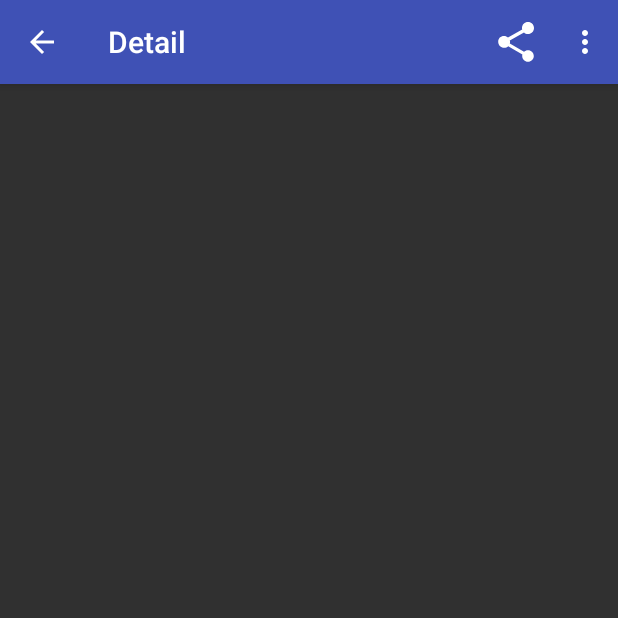
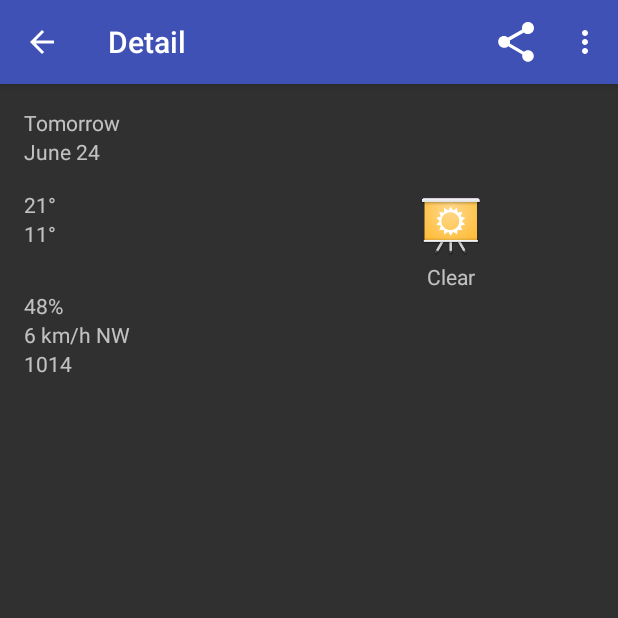
Before and after one commit to haydarai/Sunshine-IAK-Intermediate, an Android app: the DetailFragment screen opened directly, with no data from a screen before it, on a phone screen of 412 x 824 dp, the top half of it. Run offline under Robolectric (Android 15) with nearby library versions, the phone set to English and light mode, and no system bars.

Commit message:
Coding the Details Screen
Based on the video on Lesson 5 Rich and Responsive Layouts/Coding the
Details Screen.

```diff
--- a/app/src/main/java/com/example/android/sunshine/app/DetailFragment.java
+++ b/app/src/main/java/com/example/android/sunshine/app/DetailFragment.java
@@ -16,6 +16,7 @@ import android.view.MenuInflater;
 import android.view.MenuItem;
 import android.view.View;
 import android.view.ViewGroup;
+import android.widget.ImageView;
 import android.widget.TextView;
 
 import com.example.android.sunshine.app.data.WeatherContract;
@@ -34,19 +35,40 @@ public class DetailFragment extends Fragment implements LoaderManager.LoaderCall
 
     private static final int DETAIL_LOADER = 0;
 
-    private static final String[] FORECAST_COLUMNS = {
+    private static final String[] DETAIL_COLUMNS = {
             WeatherContract.WeatherEntry.TABLE_NAME + "." + WeatherContract.WeatherEntry._ID,
             WeatherContract.WeatherEntry.COLUMN_DATE,
             WeatherContract.WeatherEntry.COLUMN_SHORT_DESC,
             WeatherContract.WeatherEntry.COLUMN_MAX_TEMP,
             WeatherContract.WeatherEntry.COLUMN_MIN_TEMP,
+            WeatherContract.WeatherEntry.COLUMN_HUMIDITY,
+            WeatherContract.WeatherEntry.COLUMN_PRESSURE,
+            WeatherContract.WeatherEntry.COLUMN_WIND_SPEED,
+            WeatherContract.WeatherEntry.COLUMN_DEGREES,
+            WeatherContract.WeatherEntry.COLUMN_WEATHER_ID,
+            WeatherContract.LocationEntry.COLUMN_LOCATION_SETTING
     };
 
-    private static final int COL_WEATHER_ID = 0;
-    private static final int COL_WEATHER_DATE = 1;
-    private static final int COL_WEATHER_DESC = 2;
-    private static final int COL_WEATHER_MAX_TEMP = 3;
-    private static final int COL_WEATHER_MIN_TEMP = 4;
+    public static final int COL_WEATHER_ID = 0;
+    public static final int COL_WEATHER_DATE = 1;
+    public static final int COL_WEATHER_DESC = 2;
+    public static final int COL_WEATHER_MAX_TEMP = 3;
+    public static final int COL_WEATHER_MIN_TEMP = 4;
+    public static final int COL_WEATHER_HUMIDITY = 5;
+    public static final int COL_WEATHER_PRESSURE = 6;
+    public static final int COL_WEATHER_WIND_SPEED = 7;
+    public static final int COL_WEATHER_DEGREES = 8;
+    public static final int COL_WEATHER_CONDITION_ID = 9;
+
+    private ImageView mIconView;
+    private TextView mFriendlyDateView;
+    private TextView mDateView;
+    private TextView mDescriptionView;
+    private TextView mHighTempView;
+    private TextView mLowTempView;
+    private TextView mHumidityView;
+    private TextView mWindView;
+    private TextView mPressureView;
 
     public DetailFragment() {
         setHasOptionsMenu(true);
@@ -55,7 +77,17 @@ public class DetailFragment extends Fragment implements LoaderManager.LoaderCall
     @Override
     public View onCreateView(LayoutInflater inflater, ViewGroup container,
                              Bundle savedInstanceState) {
-        return inflater.inflate(R.layout.fragment_detail, container, false);
+        View rootView = inflater.inflate(R.layout.fragment_detail, container, false);
+        mIconView = (ImageView) rootView.findViewById(R.id.detail_icon);
+        mDateView = (TextView) rootView.findViewById(R.id.detail_date_textview);
+        mFriendlyDateView = (TextView) rootView.findViewById(R.id.detail_day_textview);
+        mDescriptionView = (TextView) rootView.findViewById(R.id.detail_forecast_textview);
+        mHighTempView = (TextView) rootView.findViewById(R.id.detail_high_textview);
+        mLowTempView = (TextView) rootView.findViewById(R.id.detail_low_textview);
+        mHumidityView = (TextView) rootView.findViewById(R.id.detail_humidity_textview);
+        mWindView = (TextView) rootView.findViewById(R.id.detail_wind_textview);
+        mPressureView = (TextView) rootView.findViewById(R.id.detail_pressure_textview);
+        return rootView;
     }
 
     @Override
@@ -96,7 +128,7 @@ public class DetailFragment extends Fragment implements LoaderManager.LoaderCall
         return new CursorLoader(
                 getActivity(),
                 intent.getData(),
-                FORECAST_COLUMNS,
+                DETAIL_COLUMNS,
                 null,
                 null,
                 null
@@ -105,30 +137,44 @@ public class DetailFragment extends Fragment implements LoaderManager.LoaderCall
 
     @Override
     public void onLoadFinished(Loader<Cursor> loader, Cursor data) {
-        Log.v(LOG_TAG, "In onLoadFinished");
-        if (!data.moveToFirst()) { return; }
+        if (data != null && data.moveToFirst()) {
+            int weatherId = data.getInt(COL_WEATHER_CONDITION_ID);
+            mIconView.setImageResource(R.mipmap.ic_launcher);
 
-        String dateString = Utility.formatDate(
-                data.getLong(COL_WEATHER_DATE));
+            long date = data.getLong(COL_WEATHER_DATE);
+            String friendlyDateText = Utility.getDayName(getActivity(), date);
+            String dateText = Utility.getFormattedMonthDay(getActivity(), date);
+            mFriendlyDateView.setText(friendlyDateText);
+            mDateView.setText(dateText);
 
-        String weatherDescription =
-                data.getString(COL_WEATHER_DESC);
+            String description = data.getString(COL_WEATHER_DESC);
+            mDescriptionView.setText(description);
 
-        boolean isMetric = Utility.isMetric(getActivity());
+            boolean isMetric = Utility.isMetric(getActivity());
 
-        String high = Utility.formatTemperature(getActivity(),
-                data.getDouble(COL_WEATHER_MAX_TEMP), isMetric);
+            double high = data.getDouble(COL_WEATHER_MAX_TEMP);
+            String highString = Utility.formatTemperature(getActivity(), high, isMetric);
+            mHighTempView.setText(highString);
 
-        String low = Utility.formatTemperature(getActivity(),
-                data.getDouble(COL_WEATHER_MIN_TEMP), isMetric);
+            double low = data.getDouble(COL_WEATHER_MIN_TEMP);
+            String lowString = Utility.formatTemperature(getActivity(), low, isMetric);
+            mLowTempView.setText(lowString);
 
-        mForecast = String.format("%s - %s - %s/%s", dateString, weatherDescription, high, low);
+            float humidity = data.getFloat(COL_WEATHER_HUMIDITY);
+            mHumidityView.setText(getActivity().getString(R.string.format_humidity, humidity));
 
-        TextView detailTextView = (TextView)getView().findViewById(R.id.detail_text);
-        detailTextView.setText(mForecast);
+            float windSpeedStr = data.getFloat(COL_WEATHER_WIND_SPEED);
+            float windDirStr = data.getFloat(COL_WEATHER_DEGREES);
+            mWindView.setText(Utility.getFormattedWind(getActivity(), windSpeedStr, windDirStr));
 
-        if (mShareActionProvider != null) {
-            mShareActionProvider.setShareIntent(createShareForecastIntent());
+            float pressure = data.getFloat(COL_WEATHER_PRESSURE);
+            mPressureView.setText(getActivity().getString(R.string.format_pressure, pressure));
+
+            mForecast = String.format("%s - %s - %s/%s", dateText, description, high, low);
+
+            if (mShareActionProvider != null) {
+                mShareActionProvider.setShareIntent(createShareForecastIntent());
+            }
         }
     }
 
--- a/app/src/main/res/layout/fragment_detail.xml
+++ b/app/src/main/res/layout/fragment_detail.xml
@@ -1,18 +1,89 @@
 <?xml version="1.0" encoding="utf-8"?>
-<RelativeLayout xmlns:android="http://schemas.android.com/apk/res/android"
-    xmlns:tools="http://schemas.android.com/tools"
-    android:id="@+id/activity_detail"
+<ScrollView xmlns:android="http://schemas.android.com/apk/res/android"
     android:layout_width="match_parent"
-    android:layout_height="match_parent"
-    android:paddingBottom="@dimen/activity_vertical_margin"
-    android:paddingLeft="@dimen/activity_horizontal_margin"
-    android:paddingRight="@dimen/activity_horizontal_margin"
-    android:paddingTop="@dimen/activity_vertical_margin"
-    tools:context="com.example.android.sunshine.app.DetailFragment">
+    android:layout_height="match_parent">
 
-    <TextView
-        android:id="@+id/detail_text"
-        android:layout_width="wrap_content"
-        android:layout_height="wrap_content" />
+    <LinearLayout
+        android:layout_width="match_parent"
+        android:layout_height="wrap_content"
+        android:orientation="vertical"
+        android:padding="16dp">
 
-</RelativeLayout>
+        <TextView
+            android:id="@+id/detail_day_textview"
+            android:layout_width="wrap_content"
+            android:layout_height="wrap_content"
+            android:text="Tomorrow" />
+
+        <TextView
+            android:id="@+id/detail_date_textview"
+            android:layout_width="wrap_content"
+            android:layout_height="wrap_content"
+            android:text="June 24"/>
+
+        <LinearLayout
+            android:layout_width="match_parent"
+            android:layout_height="match_parent"
+            android:layout_marginTop="16dp"
+            android:orientation="horizontal">
+
+            <LinearLayout
+                android:layout_width="0dp"
+                android:layout_weight="1"
+                android:layout_height="wrap_content"
+                android:orientation="vertical">
+
+                <TextView
+                    android:id="@+id/detail_high_textview"
+                    android:layout_width="wrap_content"
+                    android:layout_height="wrap_content"
+                    android:text="21°"/>
+
+                <TextView
+                    android:id="@+id/detail_low_textview"
+                    android:layout_width="wrap_content"
+                    android:layout_height="wrap_content"
+                    android:text="11°" />
+            </LinearLayout>
+
+            <LinearLayout
+                android:layout_width="0dp"
+                android:layout_weight="1"
+                android:layout_height="wrap_content"
+                android:gravity="center_horizontal"
+                android:orientation="vertical">
+
+                <ImageView
+                    android:id="@+id/detail_icon"
+                    android:layout_width="wrap_content"
+                    android:layout_height="wrap_content"
+                    android:src="@mipmap/ic_launcher" />
+
+                <TextView
+                    android:id="@+id/detail_forecast_textview"
+                    android:layout_width="wrap_content"
+                    android:layout_height="wrap_content"
+                    android:text="Clear" />
+            </LinearLayout>
+        </LinearLayout>
+
+        <!-- Humidity, wind, pressure -->
+        <TextView
+            android:id="@+id/detail_humidity_textview"
+            android:layout_width="match_parent"
+            android:layout_height="wrap_content"
+            android:text="48%" />
+
+        <TextView
+            android:id="@+id/detail_wind_textview"
+            android:layout_width="match_parent"
+            android:layout_height="wrap_content"
+            android:text="6 km/h NW" />
+
+        <TextView
+            android:id="@+id/detail_pressure_textview"
+            android:layout_width="match_parent"
+            android:layout_height="wrap_content"
+            android:text="1014" />
+    </LinearLayout>
+</ScrollView>
--- a/app/src/main/res/values/strings.xml
+++ b/app/src/main/res/values/strings.xml
@@ -20,4 +20,8 @@
     <string name="tomorrow">Tomorrow</string>
     <string name="format_full_friendly_date"><xliff:g id="day">%1$s</xliff:g>, <xliff:g id="date">%2$s</xliff:g></string>
     <string name="format_temperature"><xliff:g id="temp">%1.0f</xliff:g>\u00B0</string>
+    <string name="format_wind_mph">Wind: <xliff:g id="speed">%1$1.0f</xliff:g> mph <xliff:g id="direction">%2$s</xliff:g></string>
+    <string name="format_wind_kmh">Wind: <xliff:g id="speed">%1$1.0f</xliff:g> km/h <xliff:g id="direction">%2$s</xliff:g></string>
+    <string name="format_pressure">Pressure: <xliff:g id="pressure">%1.0f</xliff:g> hPa</string>
+    <string name="format_humidity">Humidity: <xliff:g id="humidity">%1.0f</xliff:g> %%</string>
 </resources>
```
Also changed, not shown: app/src/main/java/com/example/android/sunshine/app/Utility.java (+34 -0 lines).
